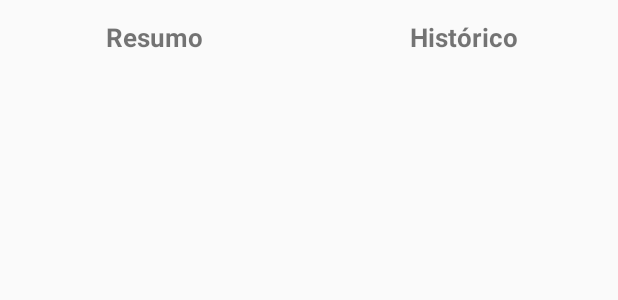
After one commit to ManuelMouta/Receipt-Organizer, an Android app: the layout overview_header.xml on its own in the app's theme, with its tools: preview values and no code run, on a phone screen of 412 x 824 dp. The commit adds this screen. Shown: the top 300 px of the screen. Run offline under Robolectric (Android 15) with nearby library versions, the phone set to English and light mode, and no system bars.

Commit message:
EDIT - activity_piechart.java - added header with different chart views

```diff
--- /dev/null
+++ b/app/src/main/res/layout/overview_header.xml
@@ -0,0 +1,28 @@
+<?xml version="1.0" encoding="utf-8"?>
+<LinearLayout xmlns:android="http://schemas.android.com/apk/res/android"
+    android:orientation="horizontal"
+    android:layout_width="match_parent"
+    android:layout_height="50dp">
+
+    <TextView
+        android:id="@+id/btn1"
+        android:layout_width="0dp"
+        android:layout_height="match_parent"
+        android:gravity="center"
+        android:layout_weight="1"
+        android:textSize="17dp"
+        android:textStyle="bold"
+        android:text="Resumo"
+        />
+    <TextView
+        android:id="@+id/btn2"
+        android:layout_width="0dp"
+        android:layout_height="match_parent"
+        android:gravity="center"
+        android:layout_weight="1"
+        android:textSize="17dp"
+        android:textStyle="bold"
+        android:text="Histórico"/>
+    />
+
+</LinearLayout>
```
Also changed, not shown: app/src/main/java/com/example/manuel/receiptorganizer/activities/OverviewReceiptActivity.java (+47 -1 lines), app/src/main/res/layout/activity_piechart.xml (+14 -0 lines).
